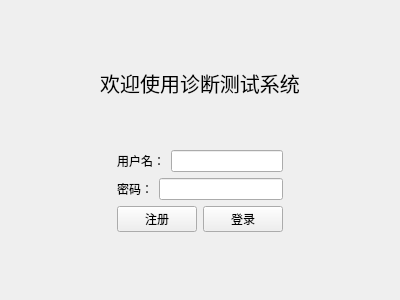
Old version of the form loginview.ui in the repository Zerotwo00000/Lab4.
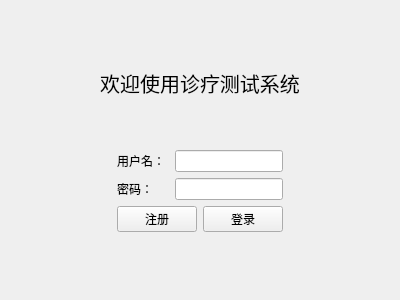
New version of the form.

Patch:
```diff
--- a/loginview.ui
+++ b/loginview.ui
@@ -13,7 +13,7 @@
   <property name="windowTitle">
    <string>登录</string>
   </property>
-  <layout class="QVBoxLayout" name="verticalLayout_2">
+  <layout class="QVBoxLayout" name="verticalLayout">
    <item>
     <spacer name="verticalSpacer">
      <property name="orientation">
@@ -35,7 +35,7 @@
       </font>
      </property>
      <property name="text">
-      <string>欢迎使用诊断测试系统</string>
+      <string>欢迎使用诊疗测试系统</string>
      </property>
      <property name="alignment">
       <set>Qt::AlignmentFlag::AlignCenter</set>
@@ -56,9 +56,9 @@
     </spacer>
    </item>
    <item>
-    <layout class="QHBoxLayout" name="horizontalLayout_3">
-     <item>
-      <spacer name="horizontalSpacer">
+    <layout class="QGridLayout" name="gridLayout_2">
+     <item row="0" column="0">
+      <spacer name="horizontalSpacer_3">
        <property name="orientation">
         <enum>Qt::Orientation::Horizontal</enum>
        </property>
@@ -70,38 +70,26 @@
        </property>
       </spacer>
      </item>
-     <item>
+     <item row="0" column="1">
       <layout class="QGridLayout" name="gridLayout">
-       <item row="0" column="0" colspan="2">
-        <layout class="QVBoxLayout" name="verticalLayout">
-         <item>
-          <layout class="QHBoxLayout" name="horizontalLayout">
-           <item>
-            <widget class="QLabel" name="label_2">
-             <property name="text">
-              <string>用户名：</string>
-             </property>
-            </widget>
-           </item>
-           <item>
-            <widget class="QLineEdit" name="inputUserName"/>
-           </item>
-          </layout>
-         </item>
-         <item>
-          <layout class="QHBoxLayout" name="horizontalLayout_2">
-           <item>
+       <item row="1" column="0">
             <widget class="QLabel" name="label_3">
+         <property name="sizePolicy">
+          <sizepolicy hsizetype="Preferred" vsizetype="Preferred">
+           <horstretch>36</horstretch>
+           <verstretch>19</verstretch>
+          </sizepolicy>
+         </property>
              <property name="minimumSize">
               <size>
                <width>36</width>
                <height>19</height>
               </size>
              </property>
-             <property name="maximumSize">
+         <property name="sizeIncrement">
               <size>
-               <width>36</width>
-               <height>19</height>
+           <width>0</width>
+           <height>0</height>
               </size>
              </property>
              <property name="text">
@@ -109,21 +97,16 @@
              </property>
             </widget>
            </item>
+       <item row="2" column="0" colspan="2">
+        <layout class="QHBoxLayout" name="horizontalLayout">
            <item>
-            <widget class="QLineEdit" name="inputUserPassword"/>
-           </item>
-          </layout>
-         </item>
-        </layout>
-       </item>
-       <item row="1" column="0">
         <widget class="QPushButton" name="btSignUp">
          <property name="text">
           <string>注册</string>
          </property>
         </widget>
        </item>
-       <item row="1" column="1">
+         <item>
         <widget class="QPushButton" name="btSignin">
          <property name="text">
           <string>登录</string>
@@ -132,8 +115,23 @@
        </item>
       </layout>
      </item>
-     <item>
-      <spacer name="horizontalSpacer_2">
+       <item row="0" column="0">
+        <widget class="QLabel" name="label_2">
+         <property name="text">
+          <string>用户名：</string>
+         </property>
+        </widget>
+       </item>
+       <item row="1" column="1">
+        <widget class="QLineEdit" name="inputUserPassword"/>
+       </item>
+       <item row="0" column="1">
+        <widget class="QLineEdit" name="inputUserName"/>
+       </item>
+      </layout>
+     </item>
+     <item row="0" column="2">
+      <spacer name="horizontalSpacer_4">
        <property name="orientation">
         <enum>Qt::Orientation::Horizontal</enum>
        </property>
```
Lines whose indentation alone changed are shown as unchanged.
